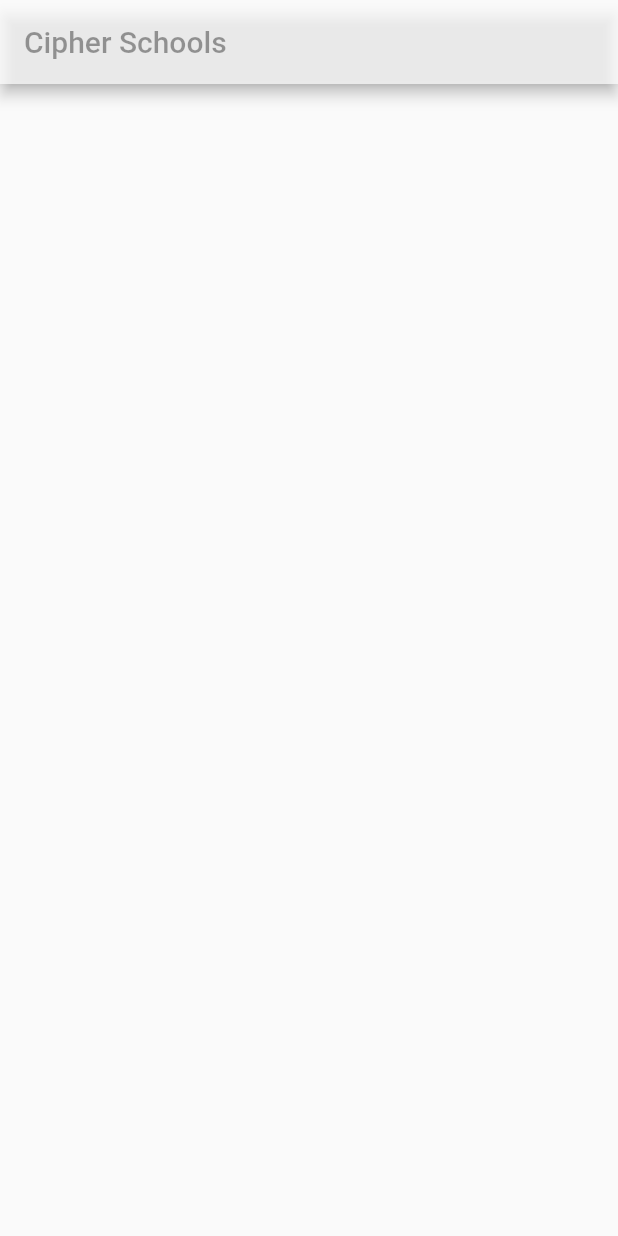
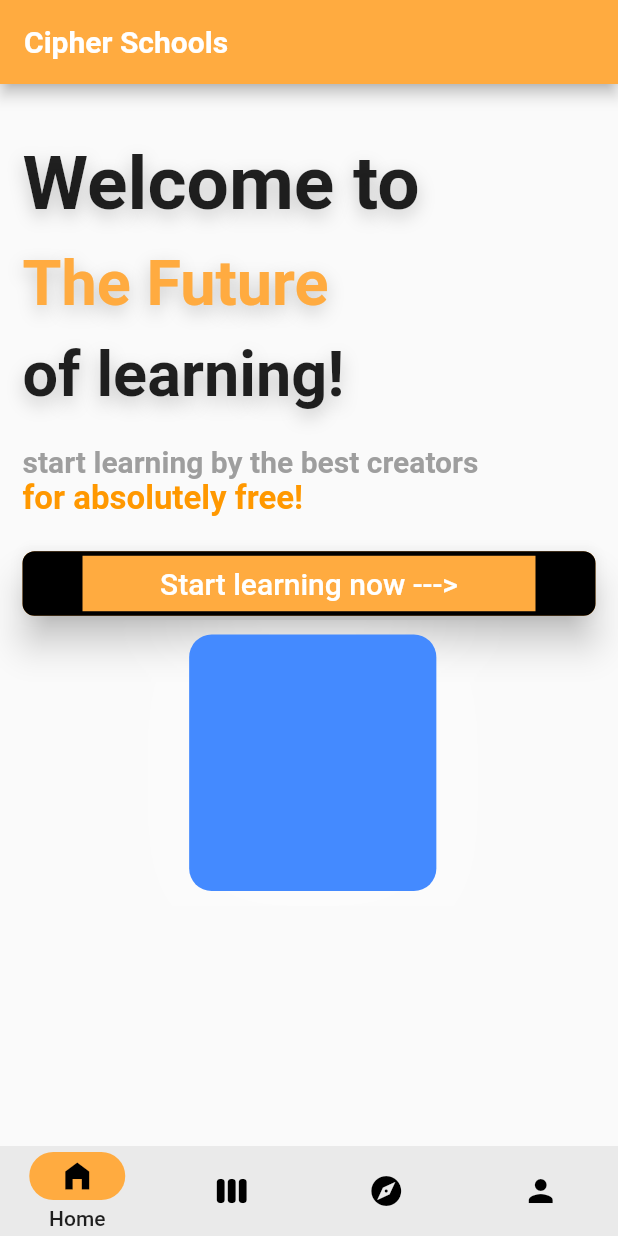
Before and after one commit to vaishnavivarkur/Assignment-01-CipherSchools, a Flutter app: the screen it shows after launch, on a phone screen of 412 x 824 dp. Run offline on Flutter 3.47's test engine with Material 2 defaults, Android fonts, the phone set to English and light mode, and no system bars; drawn by our look-alikes of animated_text_kit, carousel_slider.

Commit message:
dekhlo yaar.2

```diff
--- a/lib/components/navbar.dart
+++ b/lib/components/navbar.dart
@@ -12,9 +12,7 @@ class NavBar extends StatefulWidget {
 class _NavBarState extends State<NavBar> {
   int index = 0;
   final screens = const [
-    Center(
-      child: Text("home page"),
-    ),
+    HomePageScreen(),
     CoursesScreen(),
     // Center(
     //   child: Text("courses page"),
--- a/lib/main.dart
+++ b/lib/main.dart
@@ -1,3 +1,4 @@
+import 'package:cipherschools/components/navbar.dart';
 import 'package:flutter/material.dart';
 import 'screens/home_screen.dart';
 
@@ -11,11 +12,11 @@ class MyApp extends StatelessWidget {
   @override
   Widget build(BuildContext context) {
     return MaterialApp(
-      title: 'Flutter Demo',
+      title: 'Cipher Schools',
       theme: ThemeData(
         primarySwatch: Colors.blue,
       ),
-      home: const HomePageScreen(),
+      home: const NavBar(),
     );
   }
 }
--- a/lib/screens/home_screen.dart
+++ b/lib/screens/home_screen.dart
@@ -1,4 +1,7 @@
+import 'package:cipherschools/constants.dart';
 import 'package:flutter/material.dart';
+import 'package:carousel_slider/carousel_slider.dart';
+import 'package:animated_text_kit/animated_text_kit.dart';
 
 class HomePageScreen extends StatefulWidget {
   const HomePageScreen({Key? key}) : super(key: key);
@@ -8,14 +11,166 @@ class HomePageScreen extends StatefulWidget {
 }
 
 class _HomePageScreenState extends State<HomePageScreen> {
+  int _current = 0;
   @override
   Widget build(BuildContext context) {
     return Scaffold(
       appBar: AppBar(
-        title: Text("Cipher Schools"),
-        backgroundColor: Colors.white70,
-        foregroundColor: Colors.black38,
+        title: const Text(
+          "Cipher Schools",
+          style: kTitleTextStyle,
+        ),
+        backgroundColor: Colors.orangeAccent,
+      ),
+      body: Center(
+        child: ListView(
+          padding: const EdgeInsets.all(15),
+          children: [
+            const SizedBox(
+              height: 22,
+            ),
+            Text(
+              "Welcome to",
+              style: TextStyle(
+                shadows: [
+                  Shadow(
+                      color: Colors.black.withOpacity(0.2),
+                      offset: const Offset(0, 5),
+                      blurRadius: 15),
+                ],
+                color: Colors.black87,
+                fontSize: 50.0,
+                fontWeight: FontWeight.bold,
+              ),
+            ),
+            const SizedBox(
+              height: 12,
+            ),
+            Text(
+              "The Future",
+              style: TextStyle(
+                shadows: [
+                  Shadow(
+                      color: Colors.black.withOpacity(0.2),
+                      offset: const Offset(0, 5),
+                      blurRadius: 15),
+                ],
+                color: Colors.orangeAccent,
+                fontSize: 42.0,
+                fontWeight: FontWeight.bold,
+              ),
+            ),
+            const SizedBox(
+              height: 12,
+            ),
+            Text(
+              "of learning!",
+              style: TextStyle(
+                shadows: [
+                  Shadow(
+                      color: Colors.black.withOpacity(0.2),
+                      offset: const Offset(0, 5),
+                      blurRadius: 15),
+                ],
+                color: Colors.black87,
+                fontSize: 42.0,
+                fontWeight: FontWeight.bold,
+              ),
+            ),
+            const SizedBox(
+              height: 22,
+            ),
+            const Text(
+              "start learning by the best creators",
+              style: TextStyle(
+                color: Colors.grey,
+                fontSize: 20.0,
+                fontWeight: FontWeight.bold,
+              ),
+            ),
+            AnimatedTextKit(
+              animatedTexts: [
+                TypewriterAnimatedText(
+                  'for absolutely free!',
+                  textStyle: const TextStyle(
+                    color: Colors.orange,
+                    fontSize: 22.0,
+                    fontWeight: FontWeight.bold,
+                  ),
+                  speed: const Duration(milliseconds: 200),
+                ),
+              ],
+              totalRepeatCount: 10,
+              pause: const Duration(milliseconds: 100),
+              displayFullTextOnTap: true,
+              stopPauseOnTap: true,
+            ),
+            const SizedBox(
+              height: 20,
+            ),
+            ElevatedButton(
+              onPressed: () {},
+              style: ElevatedButton.styleFrom(
+                elevation: 10,
+                padding: const EdgeInsets.symmetric(
+                  vertical: 10,
+                  horizontal: 20,
+                ),
+                backgroundColor: Colors.orangeAccent,
+                shape: RoundedRectangleBorder(
+                  side: const BorderSide(
+                    width: 40,
+                  ),
+                  borderRadius: BorderRadius.circular(8), // <-- Radius
+                ),
+              ),
+              child: const Text(
+                "Start learning now --->",
+                style: TextStyle(
+                  color: Colors.white,
+                  fontSize: 20,
+                ),
+              ),
+            ),
+            Stack(
+              children: [
+                CarouselSlider(
+                  items: [buildCard(), buildCard(), buildCard(), buildCard()],
+                  options: CarouselOptions(
+                      autoPlay: true,
+                      enlargeCenterPage: true,
+                      aspectRatio: 2.0,
+                      onPageChanged: (index, reason) {
+                        setState(() {
+                          _current = index;
+                        });
+                      }),
+                ),
+              ],
+            )
+          ],
+        ),
       ),
     );
   }
+
+  Widget buildCard() => Container(
+        margin: const EdgeInsets.only(
+          left: 5,
+          top: 10,
+          bottom: 10,
+        ),
+        width: MediaQuery.of(context).size.width * 0.4,
+        decoration: BoxDecoration(
+          boxShadow: const [
+            BoxShadow(
+              offset: Offset(0, 10),
+              blurRadius: 50,
+              color: Colors.white60,
+            ),
+          ],
+          borderRadius: BorderRadius.circular(15),
+          color: Colors.blueAccent,
+        ),
+      );
 }
--- a/pubspec.yaml
+++ b/pubspec.yaml
@@ -31,6 +31,7 @@ dependencies:
   flutter:
     sdk: flutter
   carousel_slider: ^4.2.1
+  animated_text_kit: ^4.2.2
 
   # The following adds the Cupertino Icons font to your application.
   # Use with the CupertinoIcons class for iOS style icons.
```
Also changed, not shown: pubspec.lock.
